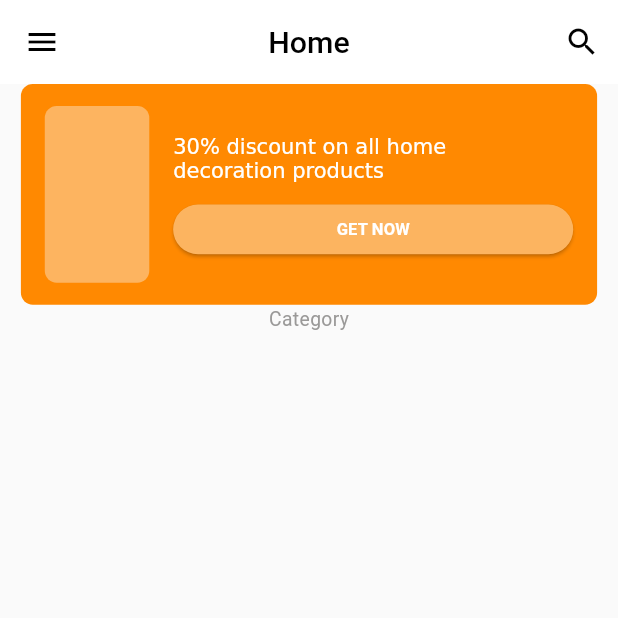
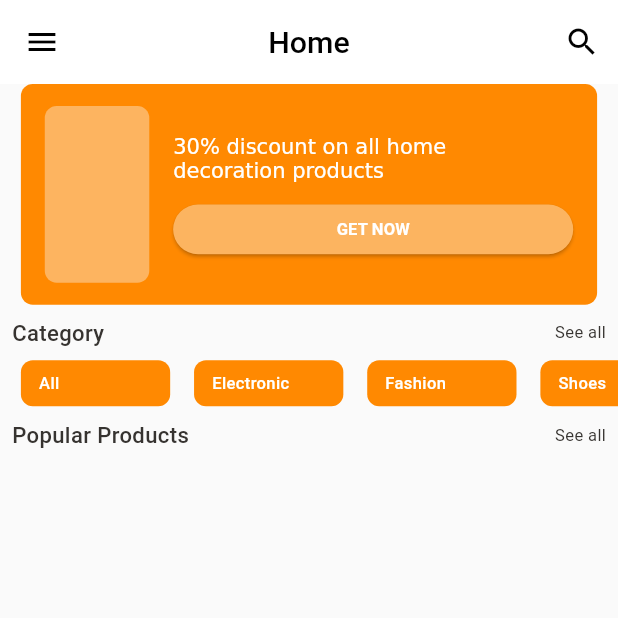
Before and after one commit to nugaysamil/e_commerce, a Flutter app: the screen it shows after launch, on a phone screen of 412 x 824 dp, the top half of it. Run offline on Flutter 3.47's test engine with Material 3 defaults, Android fonts, the phone set to English and light mode, and no system bars; Roboto replaces fonts that are missing (SF Pro Text).

Commit message:
category header and category list view has done

```diff
--- /dev/null
+++ b/lib/feature/model/list/category_list.dart
@@ -0,0 +1,9 @@
+class CategoryList {
+  final List<String> categories = [
+    "All",
+    "Electronic",
+    "Fashion",
+    "Shoes",
+    "Furniture"
+  ];
+}
--- a/lib/feature/view/home/home_screen.dart
+++ b/lib/feature/view/home/home_screen.dart
@@ -1,6 +1,9 @@
+import 'package:e_commerce/feature/model/list/category_list.dart';
+import 'package:e_commerce/feature/widgets/category/category_header.dart';
+import 'package:e_commerce/feature/widgets/category/category_list_view.dart';
 import 'package:e_commerce/product/utility/const/string_constant.dart';
 import 'package:e_commerce/product/widgets/app_bar.dart/custom_appbar.dart';
-import 'package:e_commerce/product/widgets/app_bar.dart/custom_decoration_box.dart';
+import 'package:e_commerce/product/widgets/custom_decoration_box.dart';
 import 'package:flutter/material.dart';
 
 class HomeScreen extends StatelessWidget {
@@ -8,6 +11,8 @@ class HomeScreen extends StatelessWidget {
 
   @override
   Widget build(BuildContext context) {
+    final CategoryList categoryList = CategoryList();
+
     return Scaffold(
       appBar: CustomAppBar(
         appBarRightIcon: Icons.search,
@@ -17,8 +22,16 @@ class HomeScreen extends StatelessWidget {
       body: Column(
         children: [
           CustomDecorationBox(),
-          Text(
-            'Category',
+          CategoryHeader(
+            titleText: StringConstants.category,
+            actionText: StringConstants.seeAll,
+          ),
+          CategoryListView(
+            categoryList: categoryList,
+          ),
+          CategoryHeader(
+            titleText: StringConstants.popularProducts,
+            actionText: StringConstants.seeAll,
           ),
         ],
       ),
--- /dev/null
+++ b/lib/feature/widgets/category/category_header.dart
@@ -0,0 +1,38 @@
+import 'package:e_commerce/product/utility/theme/app_theme.dart';
+import 'package:e_commerce/product/utility/theme/custom_text_style.dart';
+import 'package:flutter/material.dart';
+
+class CategoryHeader extends StatelessWidget {
+  final String titleText;
+  final String actionText;
+
+  const CategoryHeader({
+    Key? key,
+    required this.titleText,
+    required this.actionText,
+  }) : super(key: key);
+
+  @override
+  Widget build(BuildContext context) {
+    return Padding(
+      padding: const EdgeInsets.all(8.0),
+      child: Row(
+        mainAxisAlignment: MainAxisAlignment.spaceBetween,
+        children: [
+          Text(
+            titleText,
+            style: CustomTextStyles.titleMediumBluegray90016.copyWith(
+              color: appTheme.blueGray900,
+            ),
+          ),
+          Text(
+            actionText,
+            style: CustomTextStyles.bodySmallBluegray900.copyWith(
+              color: appTheme.blueGray900,
+            ),
+          ),
+        ],
+      ),
+    );
+  }
+}
--- /dev/null
+++ b/lib/feature/widgets/category/category_list_view.dart
@@ -0,0 +1,40 @@
+// ignore_for_file: public_member_api_docs, sort_constructors_first
+import 'package:flutter/material.dart';
+
+import 'package:e_commerce/feature/model/list/category_list.dart';
+import 'package:e_commerce/feature/widgets/category/category_text.dart';
+import 'package:e_commerce/product/utility/responsive/responsive_build.dart';
+
+class CategoryListView extends StatelessWidget {
+  final CategoryList categoryList;
+
+  const CategoryListView({
+    Key? key,
+    required this.categoryList,
+  }) : super(key: key);
+
+  @override
+  Widget build(BuildContext context) {
+    return SizedBox(
+      height: 34.v,
+      child: ListView.separated(
+        padding: EdgeInsets.only(left: 14.h),
+        scrollDirection: Axis.horizontal,
+        separatorBuilder: (
+          context,
+          index,
+        ) {
+          return SizedBox(
+            width: 16.h,
+          );
+        },
+        itemCount: categoryList.categories.length,
+        itemBuilder: (context, index) {
+          return CategoryText(
+            categoryName: categoryList.categories[index],
+          );
+        },
+      ),
+    );
+  }
+}
--- /dev/null
+++ b/lib/feature/widgets/category/category_text.dart
@@ -0,0 +1,35 @@
+import 'package:e_commerce/product/utility/responsive/responsive_build.dart';
+import 'package:e_commerce/product/utility/theme/app_decoration.dart';
+import 'package:e_commerce/product/utility/theme/custom_text_style.dart';
+import 'package:flutter/material.dart';
+
+// ignore: must_be_immutable
+class CategoryText extends StatelessWidget {
+  final String categoryName;
+
+  const CategoryText({Key? key, required this.categoryName}) : super(key: key);
+
+  @override
+  Widget build(BuildContext context) {
+    return SingleChildScrollView(
+      child: Container(
+        width: 100.h,
+        padding: EdgeInsets.symmetric(
+          horizontal: 12.h,
+          vertical: 8.v,
+        ),
+        decoration: AppDecoration.fillPrimary.copyWith(
+          borderRadius: BorderRadiusStyle.roundedBorder8,
+        ),
+        child: Row(
+          children: [
+            Text(
+              categoryName,
+              style: CustomTextStyles.labelLargeOnPrimaryContainer,
+            ),
+          ],
+        ),
+      ),
+    );
+  }
+}
--- a/lib/product/utility/const/string_constant.dart
+++ b/lib/product/utility/const/string_constant.dart
@@ -2,4 +2,7 @@ class StringConstants {
   StringConstants._();
 
   static final String homeText = 'Home';
+  static final String category = 'Category';
+  static final String seeAll = 'See all';
+  static final String popularProducts = 'Popular Products';
 }
```
Also changed, not shown: lib/product/widgets/custom_decoration_box.dart (renamed from lib/product/widgets/app_bar.dart/custom_decoration_box.dart).
